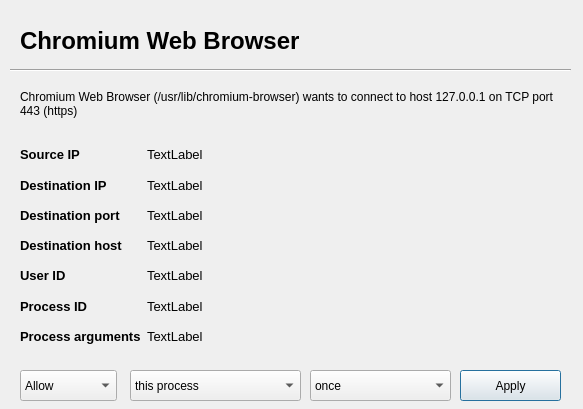
Qt form ui/res/dialog.ui (evilsocket/opensnitch) before a commit.
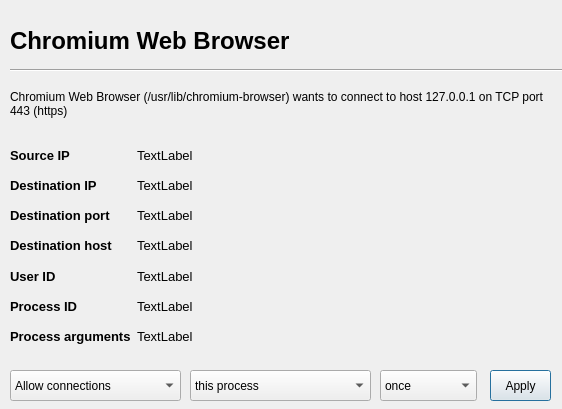
The same form after that commit.

Patch:
```diff
--- a/ui/res/dialog.ui
+++ b/ui/res/dialog.ui
@@ -9,7 +9,7 @@
    <rect>
     <x>0</x>
     <y>0</y>
-    <width>583</width>
+    <width>562</width>
     <height>409</height>
    </rect>
   </property>
@@ -42,7 +42,7 @@
   <widget class="QLabel" name="appNameLabel">
    <property name="geometry">
     <rect>
-     <x>20</x>
+     <x>10</x>
      <y>20</y>
      <width>433</width>
      <height>42</height>
@@ -75,7 +75,7 @@
   <widget class="QLabel" name="messageLabel">
    <property name="geometry">
     <rect>
-     <x>20</x>
+     <x>10</x>
      <y>90</y>
      <width>551</width>
      <height>41</height>
@@ -94,9 +94,9 @@
   <widget class="QPushButton" name="applyButton">
    <property name="geometry">
     <rect>
-     <x>460</x>
+     <x>490</x>
      <y>370</y>
-     <width>101</width>
+     <width>61</width>
      <height>31</height>
     </rect>
    </property>
@@ -107,9 +107,9 @@
   <widget class="QComboBox" name="durationCombo">
    <property name="geometry">
     <rect>
-     <x>310</x>
+     <x>380</x>
      <y>370</y>
-     <width>141</width>
+     <width>97</width>
      <height>31</height>
     </rect>
    </property>
@@ -160,9 +160,9 @@
   <widget class="QComboBox" name="whatCombo">
    <property name="geometry">
     <rect>
-     <x>130</x>
+     <x>190</x>
      <y>370</y>
-     <width>171</width>
+     <width>181</width>
      <height>31</height>
     </rect>
    </property>
@@ -202,7 +202,7 @@
   <widget class="QWidget" name="gridLayoutWidget">
    <property name="geometry">
     <rect>
-     <x>20</x>
+     <x>10</x>
      <y>140</y>
      <width>541</width>
      <height>211</height>
@@ -213,10 +213,16 @@
      <enum>QLayout::SetMinimumSize</enum>
     </property>
     <property name="verticalSpacing">
-     <number>1</number>
+     <number>0</number>
     </property>
     <item row="0" column="2">
      <widget class="QLabel" name="sourceIPLabel">
+      <property name="sizePolicy">
+       <sizepolicy hsizetype="Expanding" vsizetype="Preferred">
+        <horstretch>0</horstretch>
+        <verstretch>0</verstretch>
+       </sizepolicy>
+      </property>
       <property name="font">
        <font>
         <pointsize>10</pointsize>
@@ -350,7 +356,7 @@
     <item row="6" column="1">
      <widget class="QLabel" name="label_8">
       <property name="sizePolicy">
-       <sizepolicy hsizetype="Fixed" vsizetype="Preferred">
+       <sizepolicy hsizetype="Fixed" vsizetype="Minimum">
         <horstretch>0</horstretch>
         <verstretch>0</verstretch>
        </sizepolicy>
@@ -369,6 +375,12 @@
     </item>
     <item row="1" column="2">
      <widget class="QLabel" name="destIPLabel">
+      <property name="sizePolicy">
+       <sizepolicy hsizetype="Expanding" vsizetype="Preferred">
+        <horstretch>0</horstretch>
+        <verstretch>0</verstretch>
+       </sizepolicy>
+      </property>
       <property name="font">
        <font>
         <pointsize>10</pointsize>
@@ -381,6 +393,12 @@
     </item>
     <item row="2" column="2">
      <widget class="QLabel" name="destPortLabel">
+      <property name="sizePolicy">
+       <sizepolicy hsizetype="Expanding" vsizetype="Preferred">
+        <horstretch>0</horstretch>
+        <verstretch>0</verstretch>
+       </sizepolicy>
+      </property>
       <property name="font">
        <font>
         <pointsize>10</pointsize>
@@ -393,6 +411,12 @@
     </item>
     <item row="3" column="2">
      <widget class="QLabel" name="destHostLabel">
+      <property name="sizePolicy">
+       <sizepolicy hsizetype="Expanding" vsizetype="Preferred">
+        <horstretch>0</horstretch>
+        <verstretch>0</verstretch>
+       </sizepolicy>
+      </property>
       <property name="font">
        <font>
         <pointsize>10</pointsize>
@@ -405,6 +429,12 @@
     </item>
     <item row="4" column="2">
      <widget class="QLabel" name="uidLabel">
+      <property name="sizePolicy">
+       <sizepolicy hsizetype="Expanding" vsizetype="Preferred">
+        <horstretch>0</horstretch>
+        <verstretch>0</verstretch>
+       </sizepolicy>
+      </property>
       <property name="font">
        <font>
         <pointsize>10</pointsize>
@@ -417,6 +447,12 @@
     </item>
     <item row="5" column="2">
      <widget class="QLabel" name="pidLabel">
+      <property name="sizePolicy">
+       <sizepolicy hsizetype="Expanding" vsizetype="Preferred">
+        <horstretch>0</horstretch>
+        <verstretch>0</verstretch>
+       </sizepolicy>
+      </property>
       <property name="font">
        <font>
         <pointsize>10</pointsize>
@@ -450,9 +486,9 @@
   <widget class="QComboBox" name="actionCombo">
    <property name="geometry">
     <rect>
-     <x>20</x>
+     <x>10</x>
      <y>370</y>
-     <width>97</width>
+     <width>171</width>
      <height>31</height>
     </rect>
    </property>
@@ -470,7 +506,7 @@
    </property>
    <item>
     <property name="text">
-     <string>Allow</string>
+     <string>Allow connections</string>
     </property>
    </item>
    <item>
```
Left out of the diff: 2 changed lines with no effect on the pictures.
